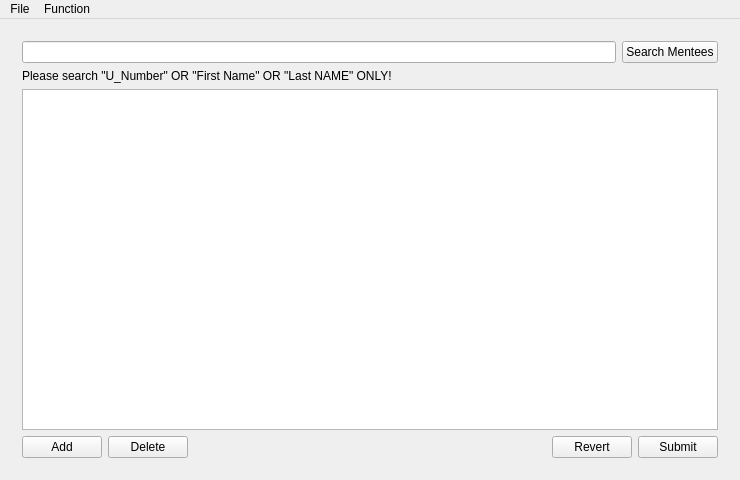
Qt form Menters-and-Mentees-Matching-Program/mainwindow.ui (shuanglengyunji/Menters-and-Mentees-Matching-Program) before a commit.
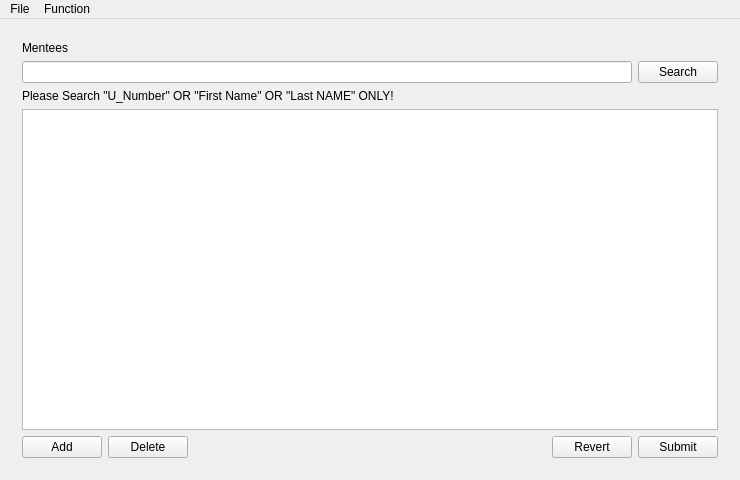
The same form after that commit.

Commit message: 1. Refresh table after import data. 2. add checked box on function selection menu. 3. force the start up page to be mentors' page

```diff
--- a/Menters-and-Mentees-Matching-Program/mainwindow.ui
+++ b/Menters-and-Mentees-Matching-Program/mainwindow.ui
@@ -116,35 +116,7 @@
         </widget>
         <widget class="QWidget" name="page_mentees">
          <layout class="QGridLayout" name="gridLayout_4">
-          <item row="0" column="0">
-           <layout class="QGridLayout" name="gridLayout_mentees_search">
-            <item row="0" column="0">
-             <widget class="QLineEdit" name="lineEdit_mentees_search"/>
-            </item>
-            <item row="0" column="1">
-             <widget class="QPushButton" name="pushButton_mentees_search">
-              <property name="text">
-               <string>Search Mentees</string>
-              </property>
-             </widget>
-            </item>
-            <item row="1" column="0">
-             <widget class="QLabel" name="label_2">
-              <property name="text">
-               <string>Please search &quot;U_Number&quot; OR &quot;First Name&quot; OR &quot;Last NAME&quot; ONLY!</string>
-              </property>
-             </widget>
-            </item>
-           </layout>
-          </item>
-          <item row="2" column="0">
-           <widget class="QTableView" name="tableView_mentees">
-            <property name="sortingEnabled">
-             <bool>true</bool>
-            </property>
-           </widget>
-          </item>
-          <item row="3" column="0">
+          <item row="4" column="0">
            <layout class="QGridLayout" name="gridLayout_mentees_edit">
             <item row="0" column="0">
              <widget class="QPushButton" name="pushButton_mentees_add">
@@ -189,6 +161,41 @@
             </item>
            </layout>
           </item>
+          <item row="1" column="0">
+           <layout class="QGridLayout" name="gridLayout_mentees_search">
+            <item row="0" column="0">
+             <widget class="QLineEdit" name="lineEdit_mentees_search"/>
+            </item>
+            <item row="0" column="1">
+             <widget class="QPushButton" name="pushButton_mentees_search">
+              <property name="text">
+               <string>Search</string>
+              </property>
+             </widget>
+            </item>
+            <item row="1" column="0">
+             <widget class="QLabel" name="label_mentees_search_note">
+              <property name="text">
+               <string>Please Search &quot;U_Number&quot; OR &quot;First Name&quot; OR &quot;Last NAME&quot; ONLY!</string>
+              </property>
+             </widget>
+            </item>
+           </layout>
+          </item>
+          <item row="3" column="0">
+           <widget class="QTableView" name="tableView_mentees">
+            <property name="sortingEnabled">
+             <bool>true</bool>
+            </property>
+           </widget>
+          </item>
+          <item row="0" column="0">
+           <widget class="QLabel" name="label_mentees">
+            <property name="text">
+             <string>Mentees</string>
+            </property>
+           </widget>
+          </item>
          </layout>
         </widget>
         <widget class="QWidget" name="page_matching"/>
```
Left out of the diff: 30 changed lines with no effect on the pictures. The commit also changes 11 other files.
